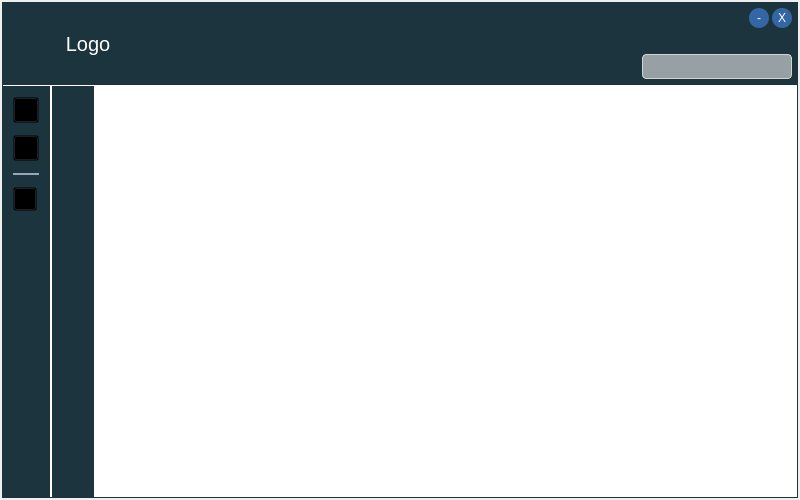
botorabi/Meet4Eat-Desktop, file src/app/gui/forms/mainwindow.ui: the form before one commit.
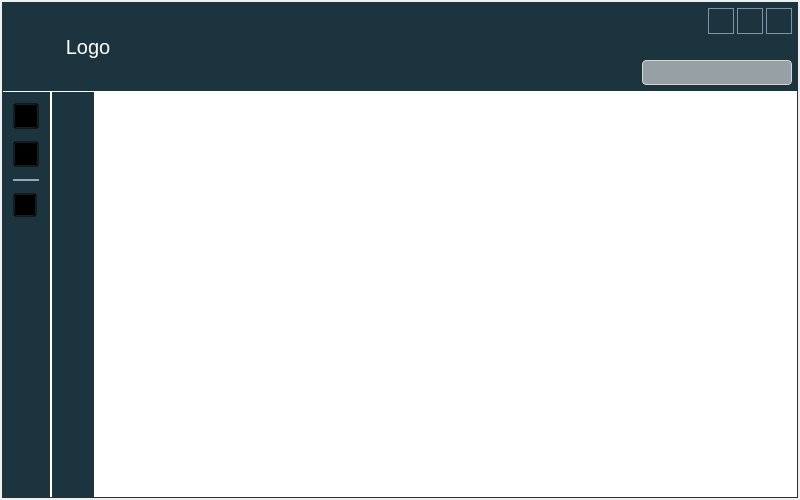
The form after the commit. Icons and pictures are not drawn.

```diff
--- a/src/app/gui/forms/mainwindow.ui
+++ b/src/app/gui/forms/mainwindow.ui
@@ -149,32 +149,59 @@
                    <widget class="QPushButton" name="pushButtonMimimize">
                     <property name="minimumSize">
                      <size>
-                      <width>20</width>
-                      <height>20</height>
+                      <width>26</width>
+                      <height>26</height>
                      </size>
                     </property>
+                    <property name="maximumSize">
+                     <size>
+                      <width>26</width>
+                      <height>26</height>
+                     </size>
+                    </property>
                     <property name="focusPolicy">
                      <enum>Qt::NoFocus</enum>
                     </property>
                     <property name="styleSheet">
                      <string notr="true">QPushButton {
-  background-color: rgb(52, 101, 164);
-  color: white;
-  border-radius: 10px;
-  border: 0;
+  padding: 0;
+  border: 1px solid rgb(131,147, 167);
+  border-image: url(:/icon-minimize.png);
 }
 QPushButton:hover {
-  background-color: #379dec;
-}
-QPushButton:pressed {
-  background-color: #57758c;
-}
-QPushButton:disabled {
-   background-color: #8b98a2;
+  border: 5px solid white;
+  border-radius:  4px;
 }</string>
                     </property>
-                    <property name="text">
-                     <string>-</string>
+                   </widget>
+                  </item>
+                  <item>
+                   <widget class="QPushButton" name="pushButtonMaximize">
+                    <property name="minimumSize">
+                     <size>
+                      <width>26</width>
+                      <height>26</height>
+                     </size>
+                    </property>
+                    <property name="maximumSize">
+                     <size>
+                      <width>26</width>
+                      <height>26</height>
+                     </size>
+                    </property>
+                    <property name="focusPolicy">
+                     <enum>Qt::NoFocus</enum>
+                    </property>
+                    <property name="styleSheet">
+                     <string notr="true">QPushButton {
+  padding: 0;
+  border: 1px solid rgb(131,147, 167);
+  border-image: url(:/icon-maximize.png);
+}
+QPushButton:hover {
+  border: 5px solid white;
+  border-radius:  4px;
+}</string>
                     </property>
                    </widget>
                   </item>
@@ -182,8 +209,14 @@
                    <widget class="QPushButton" name="pushButtonClose">
                     <property name="minimumSize">
                      <size>
-                      <width>20</width>
-                      <height>20</height>
+                      <width>26</width>
+                      <height>26</height>
+                     </size>
+                    </property>
+                    <property name="maximumSize">
+                     <size>
+                      <width>26</width>
+                      <height>26</height>
                      </size>
                     </property>
                     <property name="focusPolicy">
@@ -191,23 +224,17 @@
                     </property>
                     <property name="styleSheet">
                      <string notr="true">QPushButton {
-  background-color: rgb(52, 101, 164);
-  color: white;
-  border-radius: 10px;
-  border: 0;
+  padding: 0;
+  border: 1px solid rgb(131,147, 167);
+  border-image: url(:/icon-close.png);
 }
 QPushButton:hover {
-  background-color: #379dec;
-}
-QPushButton:pressed {
-  background-color: #57758c;
-}
-QPushButton:disabled {
-   background-color: #8b98a2;
+  border: 5px solid white;
+  border-radius:  4px;
 }</string>
                     </property>
-                    <property name="text">
-                     <string>X</string>
+                    <property name="flat">
+                     <bool>true</bool>
                     </property>
                    </widget>
                   </item>
```
Left out of the diff: 29 changed lines with no effect on the pictures.
